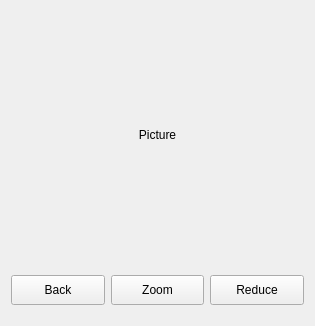
The window that src/dlgloadpic.ui (ic005k/Knot-Legacy) describes before a commit, drawn with Qt 5.
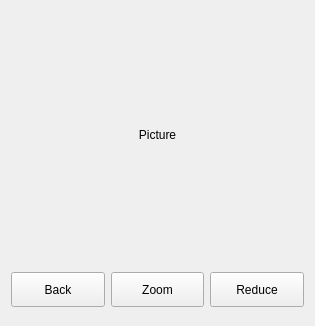
The same window after the commit.

What changed in the file:
```diff
--- a/src/dlgloadpic.ui
+++ b/src/dlgloadpic.ui
@@ -92,7 +92,7 @@
         <property name="minimumSize">
          <size>
           <width>0</width>
-          <height>30</height>
+          <height>35</height>
          </size>
         </property>
         <property name="text">
@@ -111,7 +111,7 @@
         <property name="minimumSize">
          <size>
           <width>0</width>
-          <height>30</height>
+          <height>35</height>
          </size>
         </property>
         <property name="text">
@@ -130,7 +130,7 @@
         <property name="minimumSize">
          <size>
           <width>0</width>
-          <height>30</height>
+          <height>35</height>
          </size>
         </property>
         <property name="text">
```
Left out of the diff: 6 changed lines with no effect on the pictures.
